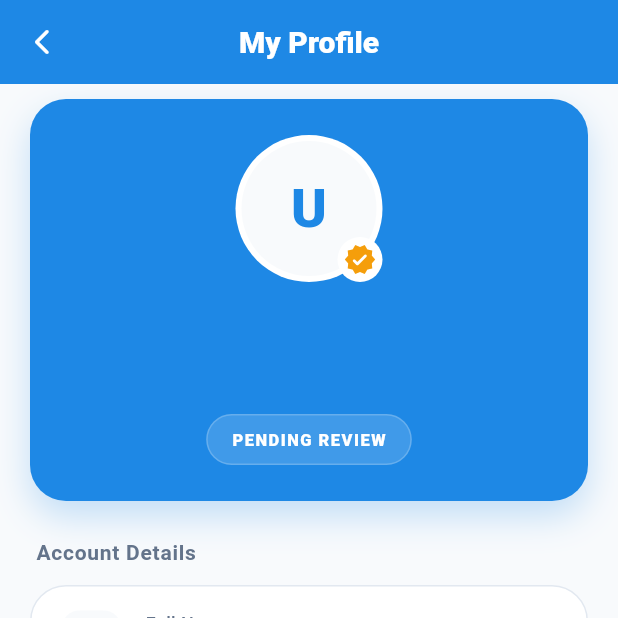
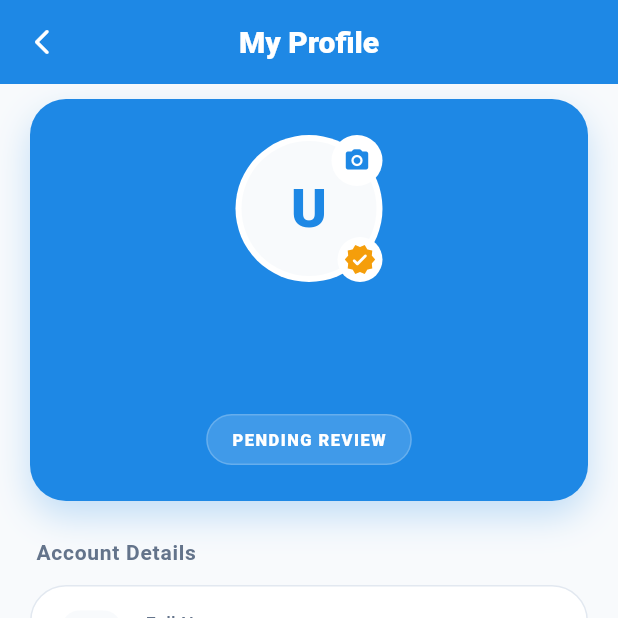
Before and after one commit to Mohammad25304/FYPMobile, a Flutter app: the Profile screen opened by its route, on a phone screen of 412 x 824 dp, the top half of it. Run offline on Flutter 3.47's test engine with Material 3 defaults, Android fonts, the phone set to English and light mode, and no system bars; our stand-ins replace camera, dio, firebase_core, firebase_messaging, fl_chart, flutter_local_notifications and 5 more; missing offline and left inert: google_mlkit_face_detection, mobile_scanner; accounts and stored records are empty; network calls fail; statements that could not run were skipped.

Commit message:
last push

```diff
--- a/lib/Views/Profile.dart
+++ b/lib/Views/Profile.dart
@@ -52,13 +52,13 @@ class Profile extends GetView<ProfileController> {
     return Scaffold(
       backgroundColor: backgroundGray,
       appBar: AppBar(
-        backgroundColor: primaryBlue, // ✅ blue like Wallet
+        backgroundColor: primaryBlue,
         elevation: 0,
         centerTitle: true,
         title: const Text(
           'My Profile',
           style: TextStyle(
-            color: Colors.white, // ✅ white text
+            color: Colors.white,
             fontWeight: FontWeight.w800,
             fontSize: 20,
           ),
@@ -66,13 +66,12 @@ class Profile extends GetView<ProfileController> {
         leading: IconButton(
           icon: const Icon(
             Icons.arrow_back_ios_new_rounded,
-            color: Colors.white, // ✅ white back icon
+            color: Colors.white,
             size: 20,
           ),
           onPressed: () => Get.back(),
         ),
       ),
-
       body: SafeArea(
         child: Obx(
           () => controller.isLoading.value
@@ -151,6 +150,10 @@ class Profile extends GetView<ProfileController> {
         children: [
           Stack(
             children: [
+              // Avatar with loading indicator
+              Obx(
+                () => Stack(
+                  children: [
                     Container(
                       padding: const EdgeInsets.all(4),
                       decoration: const BoxDecoration(
@@ -177,6 +180,28 @@ class Profile extends GetView<ProfileController> {
                             : null,
                       ),
                     ),
+                    // Loading overlay
+                    if (controller.isUploadingAvatar.value)
+                      Positioned.fill(
+                        child: Container(
+                          margin: const EdgeInsets.all(4),
+                          decoration: BoxDecoration(
+                            color: Colors.black.withOpacity(0.5),
+                            shape: BoxShape.circle,
+                          ),
+                          child: const Center(
+                            child: CircularProgressIndicator(
+                              strokeWidth: 3,
+                              color: Colors.white,
+                            ),
+                          ),
+                        ),
+                      ),
+                  ],
+                ),
+              ),
+
+              // Status badge
               Positioned(
                 bottom: 0,
                 right: 0,
@@ -190,6 +215,31 @@ class Profile extends GetView<ProfileController> {
                     Icons.verified_rounded,
                     size: 22,
                     color: _statusColor(controller.status.value),
+                  ),
+                ),
+              ),
+
+              // Camera button
+              Positioned(
+                top: 0,
+                right: 0,
+                child: Material(
+                  color: Colors.white,
+                  shape: const CircleBorder(),
+                  child: InkWell(
+                    onTap: controller.isUploadingAvatar.value
+                        ? null
+                        : () => controller.showImageSourceDialog(),
+                    customBorder: const CircleBorder(),
+                    child: Container(
+                      padding: const EdgeInsets.all(8),
+                      decoration: const BoxDecoration(shape: BoxShape.circle),
+                      child: const Icon(
+                        Icons.camera_alt_rounded,
+                        size: 18,
+                        color: primaryBlue,
+                      ),
+                    ),
                   ),
                 ),
               ),
@@ -605,7 +655,7 @@ class Profile extends GetView<ProfileController> {
     );
   }
 
-  // Sheets and Dialogs (Maintained logic, improved UI)
+  // Sheets and Dialogs
   void _showEditProfileSheet() {
     final firstNameCtrl = TextEditingController(
       text: controller.firstName.value,
@@ -849,7 +899,6 @@ class Profile extends GetView<ProfileController> {
                     Get.back();
                     _showDeleteAccountSheet();
                   },
-
             style: ElevatedButton.styleFrom(
               backgroundColor: errorRed,
               foregroundColor: Colors.white,
@@ -895,7 +944,6 @@ class Profile extends GetView<ProfileController> {
               isPassword: true,
             ),
             const SizedBox(height: 16),
-
             Row(
               children: [
                 Obx(
@@ -913,9 +961,7 @@ class Profile extends GetView<ProfileController> {
                 ),
               ],
             ),
-
             const SizedBox(height: 24),
-
             SizedBox(
               width: double.infinity,
               child: Obx(
--- a/lib/Views/Service.dart
+++ b/lib/Views/Service.dart
@@ -106,7 +106,9 @@ class Service extends GetView<ServiceController> {
               Get.off(() => const Home());
               break;
             case 1:
-              Get.put(() => WalletController());
+              if (!Get.isRegistered<WalletController>()) {
+                Get.put(WalletController());
+              }
               Get.to(() => Wallet());
               break;
             case 2:
```
Also changed, not shown: lib/Controllers/HomeController.dart (+11 -34 lines), lib/Controllers/ProfileController.dart (+125 -1 lines), lib/Views/Home.dart (+7 -1 lines), lib/Views/Wallet.dart (+8 -18 lines), 1 other file. Lines whose indentation alone changed are shown as unchanged.
